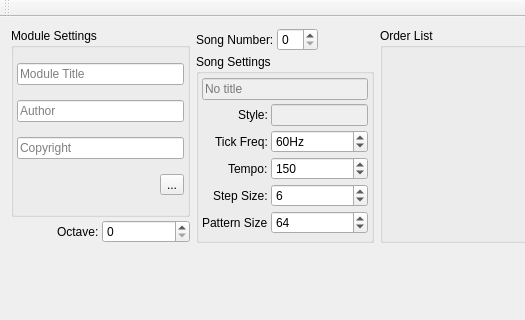
Before: the Qt Designer form BambooTracker/gui/mainwindow.ui in BambooTracker/BambooTracker, drawn with Qt 5; both pictures show x 0 to 525 and y 0 to 320 of the 933 by 783 pixel window.
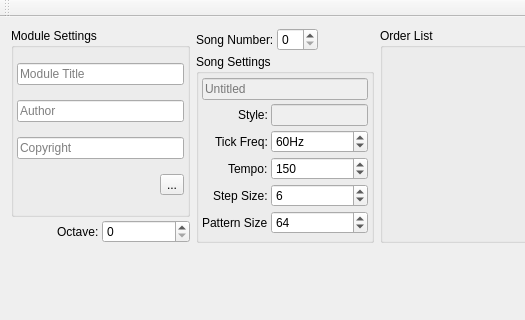
After: the same form once the commit is applied. Custom widgets are drawn as their Qt base class.

```diff
--- a/BambooTracker/gui/mainwindow.ui
+++ b/BambooTracker/gui/mainwindow.ui
@@ -316,7 +316,7 @@
             <bool>true</bool>
            </property>
            <property name="placeholderText">
-            <string>No title</string>
+            <string>Untitled</string>
            </property>
           </widget>
          </item>
```
